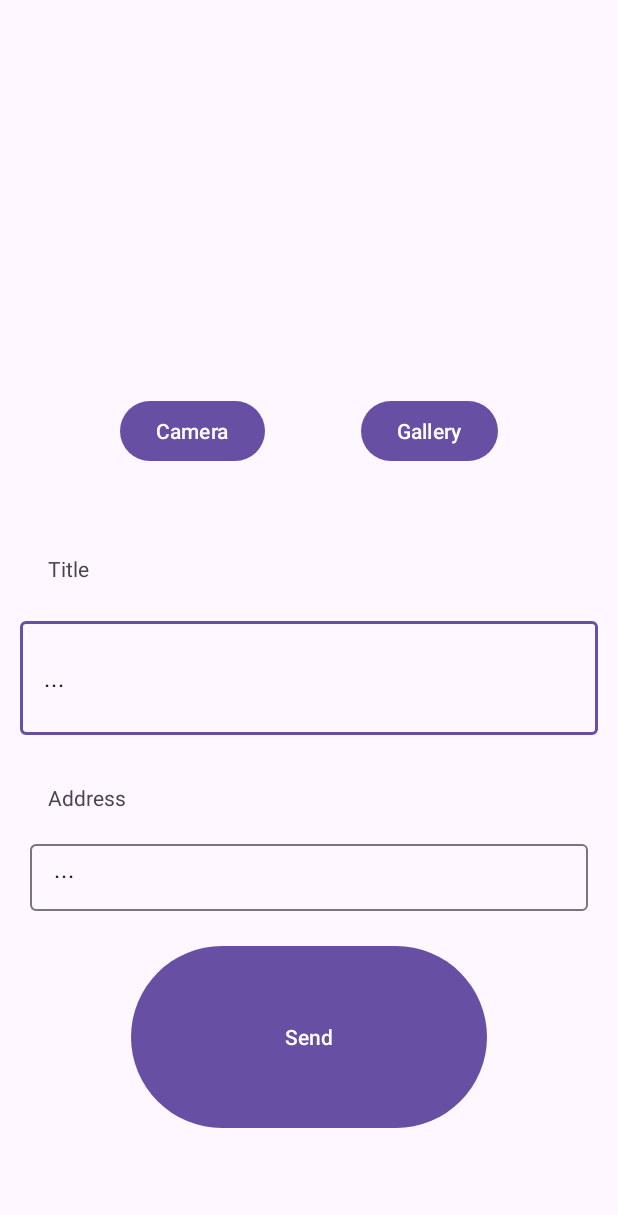
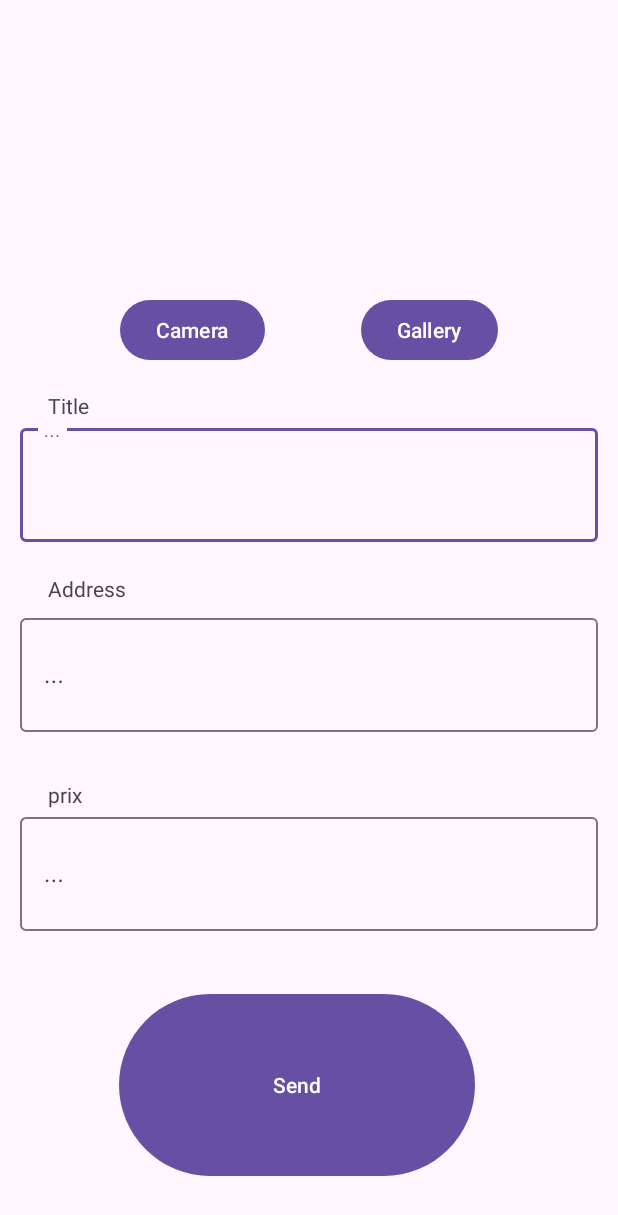
Before and after one commit to Niranjanfr/ProjectLeBonCoin_AMSE, an Android app: the CameraAdAddActivity screen opened directly, with no data from a screen before it, on a phone screen of 412 x 824 dp. Shown: the top 1215 px of the screen. Run offline under Robolectric (Android 15) with nearby library versions, the phone set to English and light mode, and no system bars.

Commit message:
added price

```diff
--- a/app/src/main/java/com/example/projectleboncoin_amse/AdListViewActivity.java
+++ b/app/src/main/java/com/example/projectleboncoin_amse/AdListViewActivity.java
@@ -12,7 +12,7 @@ import java.util.ArrayList;
 public class AdListViewActivity extends AppCompatActivity {
 
     @Override
-    protected void onCreate(Bundle savedInstanceState) {
+        protected void onCreate(Bundle savedInstanceState) {
         super.onCreate(savedInstanceState);
         setContentView(R.layout.activity_ad_list_view);
         Intent i = getIntent();
--- a/app/src/main/res/layout/activity_camera_ad_add.xml
+++ b/app/src/main/res/layout/activity_camera_ad_add.xml
@@ -8,10 +8,12 @@
 
     <ImageView
         android:id="@+id/imageView"
-        android:layout_width="312dp"
-        android:layout_height="179dp"
-        android:layout_marginTop="32dp"
-        android:layout_marginBottom="100dp"
+        android:layout_width="285dp"
+        android:layout_height="164dp"
+        android:layout_marginStart="8dp"
+        android:layout_marginTop="8dp"
+        android:layout_marginEnd="8dp"
+        android:layout_marginBottom="24dp"
         app:layout_constraintBottom_toTopOf="@+id/textView1"
         app:layout_constraintEnd_toEndOf="parent"
         app:layout_constraintStart_toStartOf="parent"
@@ -24,10 +26,11 @@
         android:layout_height="129dp"
         android:layout_marginStart="32dp"
         android:layout_marginEnd="32dp"
-        android:layout_marginBottom="68dp"
+        android:layout_marginBottom="36dp"
         android:text="Send"
         app:layout_constraintBottom_toBottomOf="parent"
         app:layout_constraintEnd_toEndOf="parent"
+        app:layout_constraintHorizontal_bias="0.427"
         app:layout_constraintStart_toStartOf="parent" />
 
     <TextView
@@ -35,24 +38,19 @@
         android:layout_width="match_parent"
         android:layout_height="wrap_content"
         android:layout_marginStart="32dp"
-        android:layout_marginTop="70dp"
         android:layout_marginEnd="32dp"
-        android:layout_marginBottom="12dp"
         android:text="Title"
         app:layout_constraintBottom_toTopOf="@+id/edittext1"
         app:layout_constraintEnd_toEndOf="parent"
-        app:layout_constraintStart_toStartOf="parent"
-        app:layout_constraintTop_toBottomOf="@+id/imageView" />
+        app:layout_constraintHorizontal_bias="0.0"
+        app:layout_constraintStart_toStartOf="parent" />
 
     <com.google.android.material.textfield.TextInputLayout
         android:id="@+id/edittext1"
         android:layout_width="385dp"
         android:layout_height="81dp"
         android:layout_marginStart="32dp"
-        android:layout_marginTop="8dp"
         android:layout_marginEnd="32dp"
-        android:layout_marginBottom="16dp"
-        app:layout_constraintBottom_toTopOf="@+id/textView5"
         app:layout_constraintEnd_toEndOf="parent"
         app:layout_constraintStart_toStartOf="parent"
         app:layout_constraintTop_toBottomOf="@+id/textView1">
@@ -61,7 +59,7 @@
             android:id="@+id/editText1"
             android:layout_width="match_parent"
             android:layout_height="match_parent"
-            android:text="..." />
+            android:hint="..." />
     </com.google.android.material.textfield.TextInputLayout>
 
     <TextView
@@ -71,31 +69,30 @@
         android:layout_marginStart="32dp"
         android:layout_marginTop="16dp"
         android:layout_marginEnd="32dp"
-        android:layout_marginBottom="8dp"
         android:text="Address"
         app:layout_constraintBottom_toTopOf="@+id/edittext2"
         app:layout_constraintEnd_toEndOf="parent"
+        app:layout_constraintHorizontal_bias="0.0"
         app:layout_constraintStart_toStartOf="parent"
         app:layout_constraintTop_toBottomOf="@+id/edittext1" />
 
     <com.google.android.material.textfield.TextInputLayout
         android:id="@+id/edittext2"
-        android:layout_width="372dp"
-        android:layout_height="50dp"
+        android:layout_width="385dp"
+        android:layout_height="81dp"
         android:layout_marginStart="32dp"
-        android:layout_marginTop="8dp"
+        android:layout_marginTop="45dp"
         android:layout_marginEnd="32dp"
-        android:layout_marginBottom="32dp"
-        app:layout_constraintBottom_toTopOf="@+id/button"
+        app:layout_constraintBottom_toTopOf="@+id/textView"
         app:layout_constraintEnd_toEndOf="parent"
         app:layout_constraintStart_toStartOf="parent"
-        app:layout_constraintTop_toBottomOf="@+id/textView5">
+        app:layout_constraintTop_toBottomOf="@+id/edittext1">
 
         <com.google.android.material.textfield.TextInputEditText
             android:id="@+id/editText2"
             android:layout_width="match_parent"
             android:layout_height="match_parent"
-            android:text="..." />
+            android:hint="..." />
     </com.google.android.material.textfield.TextInputLayout>
 
     <Button
@@ -105,7 +102,7 @@
         android:layout_marginStart="89dp"
         android:layout_marginTop="32dp"
         android:layout_marginEnd="32dp"
-        android:layout_marginBottom="45dp"
+        android:layout_marginBottom="32dp"
         android:text="Camera"
         app:layout_constraintBottom_toTopOf="@+id/textView1"
         app:layout_constraintEnd_toStartOf="@+id/button3"
@@ -120,7 +117,7 @@
         android:layout_marginStart="32dp"
         android:layout_marginTop="32dp"
         android:layout_marginEnd="89dp"
-        android:layout_marginBottom="45dp"
+        android:layout_marginBottom="32dp"
         android:text="Gallery"
         app:layout_constraintBottom_toTopOf="@+id/textView1"
         app:layout_constraintEnd_toEndOf="parent"
@@ -128,4 +125,38 @@
         app:layout_constraintTop_toBottomOf="@+id/imageView"
         app:layout_constraintVertical_bias="0.725" />
 
+    <TextView
+        android:id="@+id/textView"
+        android:layout_width="337dp"
+        android:layout_height="wrap_content"
+        android:layout_marginStart="32dp"
+        android:layout_marginTop="32dp"
+        android:layout_marginEnd="32dp"
+        android:text="prix"
+        app:layout_constraintBottom_toTopOf="@+id/textInputLayout"
+        app:layout_constraintEnd_toEndOf="parent"
+        app:layout_constraintHorizontal_bias="0.0"
+        app:layout_constraintStart_toStartOf="parent"
+        app:layout_constraintTop_toBottomOf="@+id/edittext2"
+        app:layout_constraintVertical_bias="1.0" />
+
+    <com.google.android.material.textfield.TextInputLayout
+        android:id="@+id/textInputLayout"
+        android:layout_width="385dp"
+        android:layout_height="81dp"
+        android:layout_marginStart="32dp"
+        android:layout_marginTop="45dp"
+        android:layout_marginEnd="32dp"
+        android:layout_marginBottom="32dp"
+        app:layout_constraintBottom_toTopOf="@+id/button"
+        app:layout_constraintEnd_toEndOf="parent"
+        app:layout_constraintStart_toStartOf="parent"
+        app:layout_constraintTop_toBottomOf="@+id/edittext2">
+
+        <com.google.android.material.textfield.TextInputEditText
+            android:layout_width="match_parent"
+            android:layout_height="match_parent"
+            android:hint="..." />
+    </com.google.android.material.textfield.TextInputLayout>
+
 </androidx.constraintlayout.widget.ConstraintLayout>
```
